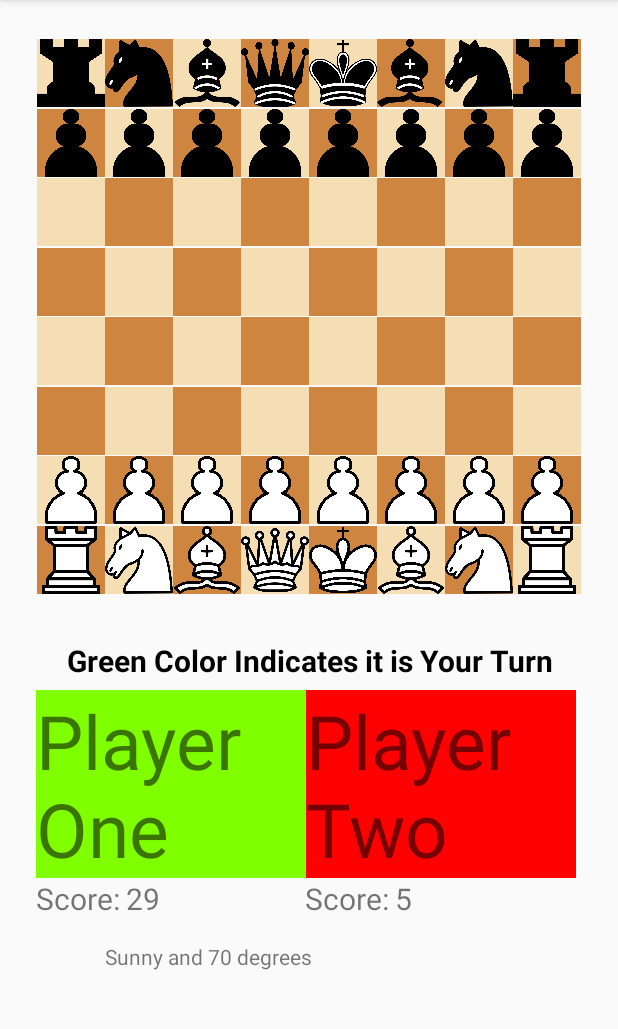
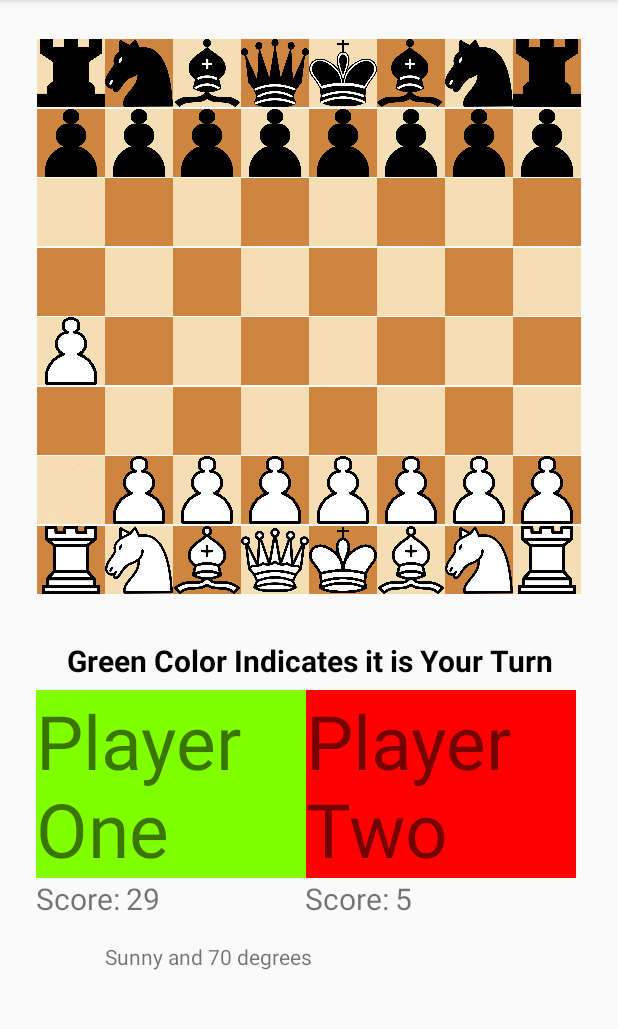
Before and after one commit to serens2/CS-125-Final-Project-2, an Android app: the screen it shows after launch (MainActivity), on a phone screen of 412 x 824 dp, the part 84-1113 px from its top. Run offline under Robolectric (Android 15) with nearby library versions, the phone set to English and light mode, and no system bars; our stand-ins replace Volley; network calls fail.

Commit message:
added a `move` function to MainActivity.java

```diff
--- a/app/src/main/java/com/example/finalprojectattempt/MainActivity.java
+++ b/app/src/main/java/com/example/finalprojectattempt/MainActivity.java
@@ -3,7 +3,9 @@ package com.example.finalprojectattempt;
 import android.Manifest;
 import android.app.DownloadManager;
 import android.content.pm.PackageManager;
+import android.graphics.drawable.Drawable;
 import android.location.Location;
+import android.media.Image;
 import android.support.v7.app.AppCompatActivity;
 import android.os.Bundle;
 import android.widget.ImageButton;
@@ -105,5 +107,14 @@ public class MainActivity extends AppCompatActivity {
             }
         });
         queue.add(stringRequest);
+
+        ImageView A2 = findViewById(R.id.row1col0);
+        ImageView A4 = findViewById(R.id.row3col0);
+        move(R.drawable.white_pawn, A2, A4);
+    }
+
+    public void move(int piece, ImageView from, ImageView to) {
+        to.setImageResource(piece);
+        from.setImageResource(R.drawable.transparent);
     }
 }
```
Also changed, not shown: lib/src/main/java/com/example/lib/Chess.java (+13 -15 lines), lib/src/main/java/com/example/lib/Piece.java (+7 -3 lines), app/src/main/res/drawable/transparent.png (added).
